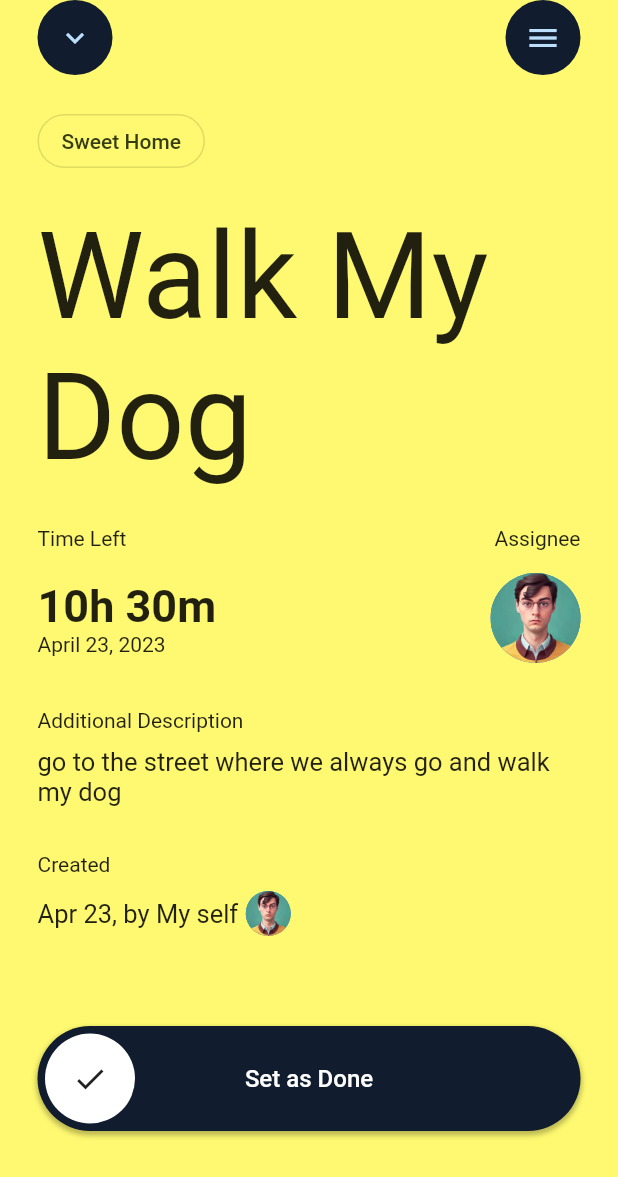
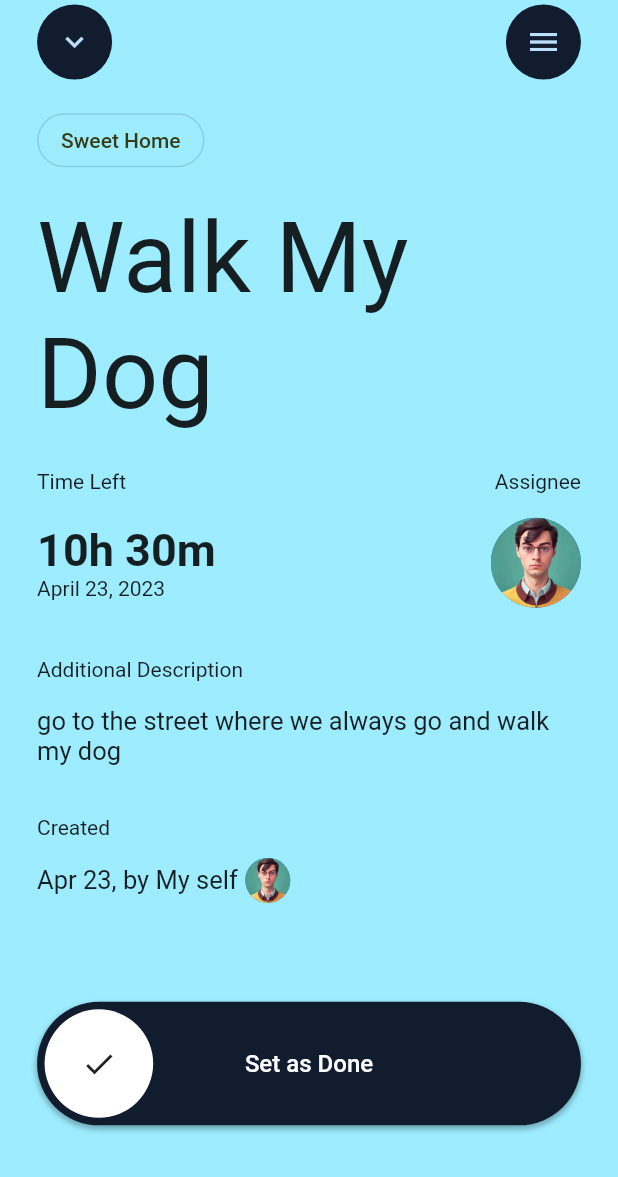
Before and after one commit to henycave/To-do, a Flutter app: the screen it shows after launch, after a tap on an icon or button, on a phone screen of 412 x 824 dp. Shown: the top 1177 px of the screen. Run offline on Flutter 3.47's test engine with Material 2 defaults, Android fonts, the phone set to English and light mode, and no system bars; drawn by our look-alikes of action_slider; our stand-ins replace contained_tab_bar_view, flutter_riverpod, google_fonts.

Commit message:
responsive

```diff
--- a/lib/task/Application/task_services.dart
+++ b/lib/task/Application/task_services.dart
@@ -8,30 +8,26 @@ final taskServiceProvider = ChangeNotifierProvider<TaskService>((ref) {
 });
 
 class TaskService extends ChangeNotifier {
-  TaskRepository _taskRepo = TaskRepository();
+  final TaskRepository _taskRepo = TaskRepository();
 
   List<Task> _tasks = [];
   int _colorIndex = 0;
+  bool _isLoading = false;
 
   int get colorIndex => _colorIndex;
-
   set setColorIndex(int index) {
     _colorIndex = index;
     notifyListeners();
   }
 
   List<Task> get tasks => _tasks;
-
   set setTasks(List<Task> tasks) {
     _tasks = tasks;
 
     notifyListeners();
   }
 
-  bool _isLoading = false;
-
   bool get isLoading => _isLoading;
-
   set setIsLoading(bool isLoading) {
     _isLoading = isLoading;
     notifyListeners();
@@ -42,7 +38,7 @@ class TaskService extends ChangeNotifier {
 
     final tasks = await _taskRepo.getTasks();
 
-    if (tasks != null) {
+    if (tasks.isNotEmpty) {
       setTasks = tasks;
     }
 
@@ -53,7 +49,7 @@ class TaskService extends ChangeNotifier {
   Future<void> addTask(Task task) async {
     setIsLoading = true;
 
-    await Future.delayed(Duration(seconds: 1));
+    await _taskRepo.addTask();
 
     /// send the new task to backend
 
@@ -70,7 +66,7 @@ class TaskService extends ChangeNotifier {
            isDone: true
        ) : t;
 
-       print(checkedTask.isDone.toString());
+       //print(checkedTask.isDone.toString());
 
        return checkedTask;
       }).toList();
--- a/lib/task/Data/task_repository.dart
+++ b/lib/task/Data/task_repository.dart
@@ -10,4 +10,8 @@ class TaskRepository{
     /// It could be API
    return dummyTasks;
   }
+
+  Future<void> addTask() async{
+    await Future.delayed(const Duration(seconds: 1));
+  }
 }
--- a/lib/task/Domain/task.dart
+++ b/lib/task/Domain/task.dart
@@ -1,5 +1,4 @@
 import 'package:flutter/material.dart';
-import 'package:flutter_riverpod/flutter_riverpod.dart';
 
 // final taskListProvider = StateProvider<List<Task>>((_){
 //   return [
--- a/lib/task/Presentation/add_task.dart
+++ b/lib/task/Presentation/add_task.dart
@@ -1,6 +1,5 @@
 import 'package:flutter/material.dart';
 import 'package:flutter_riverpod/flutter_riverpod.dart';
-import 'package:to_do_river/task/Application/task_services.dart';
 import 'package:to_do_river/task/Application/task_services.dart';
 import 'package:to_do_river/task/Domain/task.dart';
 
@@ -21,21 +20,7 @@ class _AddTaskState extends ConsumerState<AddTask> {
   String person = "";
   String title = "";
   String description = "";
-  late DateTime pickedDate;
 
-  selectDate(context) async {
-    DateTime? picked = await showDatePicker(
-      context: context,
-      initialDate: DateTime.now(), // Refer step 1
-      firstDate: DateTime.now(),
-      lastDate: DateTime(2025),
-    );
-    if (picked != null) {
-      setState(() {
-        pickedDate = picked;
-      });
-    }
-  }
 
   @override
   Widget build(BuildContext context) {
@@ -80,9 +65,9 @@ class _AddTaskState extends ConsumerState<AddTask> {
             Navigator.pop(context);
           },
           child:  ref.watch(taskServiceProvider).isLoading ?
-          CircularProgressIndicator.adaptive() :
+          const CircularProgressIndicator.adaptive() :
 
-           Text("Add Task"),
+           const Text("Add Task"),
         )
       ],
     );
--- a/lib/task/Presentation/home_page.dart
+++ b/lib/task/Presentation/home_page.dart
@@ -3,18 +3,20 @@ import 'package:contained_tab_bar_view/contained_tab_bar_view.dart';
 import 'package:flutter_riverpod/flutter_riverpod.dart';
 import 'package:google_fonts/google_fonts.dart';
 import 'package:to_do_river/task/Application/task_services.dart';
-import 'package:to_do_river/task/Application/task_services.dart';
 import 'package:to_do_river/task/Presentation/add_task.dart';
 import 'package:to_do_river/task/Presentation/components/task_card.dart';
 
 class HomePage extends ConsumerStatefulWidget {
+  const HomePage({Key? key}) : super(key: key);
+
   @override
   ConsumerState<ConsumerStatefulWidget> createState() => _HomePageState();
 }
 
-bool isTasksSelected = true;
+//bool isTasksSelected = true;
 
 class _HomePageState extends ConsumerState<HomePage> {
+
   @override
   void initState() {
 
@@ -28,12 +30,11 @@ class _HomePageState extends ConsumerState<HomePage> {
   Widget build(BuildContext context) {
     final tasks = ref.watch(taskServiceProvider).tasks;
     final isLoading = ref.watch(taskServiceProvider).isLoading;
-
     return Scaffold(
       floatingActionButton: FloatingActionButton(
         onPressed: () {
           showModalBottomSheet(
-              context: context, builder: (context) => AddTask());
+              context: context, builder: (context) => const AddTask());
         },
         child: const Icon(Icons.add),
       ),
@@ -42,7 +43,7 @@ class _HomePageState extends ConsumerState<HomePage> {
         color: const Color(0xff111C30),
         child: Padding(
           padding:
-              const EdgeInsets.only(top: 45.0).copyWith(left: 20, right: 20),
+              EdgeInsets.only(top:MediaQuery.of(context).size.height*0.05).copyWith(left: MediaQuery.of(context).size.height*0.02, right: MediaQuery.of(context).size.height*0.02),
           child: Column(
             crossAxisAlignment: CrossAxisAlignment.start,
             children: [
@@ -78,18 +79,18 @@ class _HomePageState extends ConsumerState<HomePage> {
                   )
                 ],
               ),
-              const SizedBox(
-                height: 40,
+              SizedBox(
+                height: MediaQuery.of(context).size.height*0.04,
               ),
-              const Text(
+               Text(
                 "Good\nMorning",
                 style: TextStyle(
-                  color: Color(0xff5E8BFF),
-                  fontSize: 60,
+                  color: const Color(0xff5E8BFF),
+                  fontSize: MediaQuery.of(context).size.height*0.08,
                 ),
               ),
-              const SizedBox(
-                height: 20,
+              SizedBox(
+                height: MediaQuery.of(context).size.height*0.02,
               ),
               Row(
                 mainAxisAlignment: MainAxisAlignment.spaceBetween,
@@ -123,9 +124,6 @@ class _HomePageState extends ConsumerState<HomePage> {
               Expanded(
                 child: Container(
                   padding: const EdgeInsets.only(top: 8.0),
-                  //color: Colors.blue,
-                  //width: 200,
-                  //height: 300,
                   child: ContainedTabBarView(
                     tabs: [
                       Text(
@@ -143,7 +141,7 @@ class _HomePageState extends ConsumerState<HomePage> {
                     ],
                     views: [
                       isLoading
-                          ? Center(child: CircularProgressIndicator.adaptive(backgroundColor: Colors.white,))
+                          ? const Center(child: CircularProgressIndicator.adaptive(backgroundColor: Colors.white,))
                           : Container(
                               padding: const EdgeInsets.only(top: 10),
                               child: Column(
@@ -213,22 +211,12 @@ class _HomePageState extends ConsumerState<HomePage> {
                                                 borderRadius:
                                                     BorderRadius.circular(50)),
                                           )
-                                          // MaterialButton(
-                                          //   color: const Color(0xff111C30),
-                                          //   shape: RoundedRectangleBorder(
-                                          //     borderRadius: BorderRadius.circular(20),
-                                          //   ),
-                                          //   onPressed: () {},
-                                          //   child: const Text("Done", style: TextStyle(color: Colors.white),),
-                                          // )
                                         ],
                                       ),
                                     ],
                                   ),
-                                  Expanded(child: Consumer(
-                                    builder: (BuildContext context,
-                                        WidgetRef ref, Widget? child) {
-                                      return ListView.builder(
+                                  Expanded(
+                                    child: ListView.builder(
                                       padding: const EdgeInsets.all(0)
                                           .copyWith(top: 5),
                                       itemCount: tasks.length,
@@ -237,9 +225,8 @@ class _HomePageState extends ConsumerState<HomePage> {
                                           task: tasks[index],
                                         );
                                       },
-                                      );
-                                    },
-                                  ))
+                                    ),
+                                  )
                                 ],
                               ),
                             ),
--- a/lib/task/Presentation/task_detail.dart
+++ b/lib/task/Presentation/task_detail.dart
@@ -2,7 +2,6 @@ import 'package:flutter/material.dart';
 import 'package:action_slider/action_slider.dart';
 import 'package:flutter_riverpod/flutter_riverpod.dart';
 import 'package:intl/intl.dart';
-import 'package:to_do_river/task/Application/task_services.dart';
 import 'package:to_do_river/task/Application/task_services.dart';
 import 'package:to_do_river/task/Domain/task.dart';
 
@@ -22,8 +21,8 @@ class _TaskDetailState extends ConsumerState<TaskDetail> {
 
     return Scaffold(
       body: Container(
-        padding: const EdgeInsets.symmetric(horizontal: 25),
-        color: const Color(0xffFEF970),
+        padding: EdgeInsets.symmetric(horizontal: MediaQuery.of(context).size.height*0.03).copyWith(top: 3),
+        color: task.color,
         child: SafeArea(
           child: Column(
             crossAxisAlignment: CrossAxisAlignment.start,
@@ -43,8 +42,8 @@ class _TaskDetailState extends ConsumerState<TaskDetail> {
                   )
                 ],
               ),
-              const SizedBox(
-                height: 20,
+              SizedBox(
+                height: MediaQuery.of(context).size.height*0.02,
               ),
               OutlinedButton(
                 onPressed: null,
@@ -59,18 +58,18 @@ class _TaskDetailState extends ConsumerState<TaskDetail> {
                   style: TextStyle(color: Color(0xff343C13)),
                 ),
               ),
-              const SizedBox(
-                height: 20,
+              SizedBox(
+                height: MediaQuery.of(context).size.height*0.02,
               ),
               Text(
                 task.title,
                 style: TextStyle(
-                    fontSize: 80,
+                    fontSize: MediaQuery.of(context).size.height*0.08,
                     decoration:
                         task.isDone ? TextDecoration.lineThrough : null),
               ),
-              const SizedBox(
-                height: 25,
+              SizedBox(
+                height: MediaQuery.of(context).size.height*0.03,
               ),
               Row(
                 mainAxisAlignment: MainAxisAlignment.spaceBetween,
@@ -79,8 +78,8 @@ class _TaskDetailState extends ConsumerState<TaskDetail> {
                   Text("Assignee"),
                 ],
               ),
-              const SizedBox(
-                height: 15,
+              SizedBox(
+                height: MediaQuery.of(context).size.height*0.02,
               ),
               Row(
                 mainAxisAlignment: MainAxisAlignment.spaceBetween,
@@ -102,24 +101,24 @@ class _TaskDetailState extends ConsumerState<TaskDetail> {
                   ),
                 ],
               ),
-              const SizedBox(
-                height: 30,
+             SizedBox(
+                height: MediaQuery.of(context).size.height*0.04,
               ),
               const Text("Additional Description"),
-              const SizedBox(
-                height: 10,
+             SizedBox(
+                height: MediaQuery.of(context).size.height*0.02,
               ),
               Text(
                 task.description,
                 style:
                     const TextStyle(fontSize: 17, fontWeight: FontWeight.w400),
               ),
-              const SizedBox(
-                height: 30,
+              SizedBox(
+                height: MediaQuery.of(context).size.height*0.04,
               ),
               const Text("Created"),
-              const SizedBox(
-                height: 10,
+              SizedBox(
+                height: MediaQuery.of(context).size.height*0.015,
               ),
               Row(
                 children: [
@@ -137,15 +136,15 @@ class _TaskDetailState extends ConsumerState<TaskDetail> {
                   ),
                 ],
               ),
-              const SizedBox(
-                height: 60,
+              SizedBox(
+                height: MediaQuery.of(context).size.height*0.08,
               ),
               task.isDone
                   ? Container()
                   : Align(
                       alignment: Alignment.center,
                       child: ActionSlider.standard(
-                          height: 70,
+                          height: MediaQuery.of(context).size.height*0.1,
                           toggleColor: Colors.white,
                           icon: const Icon(Icons.check),
                           child: const Text(
@@ -161,7 +160,7 @@ class _TaskDetailState extends ConsumerState<TaskDetail> {
                             //    List<Task> tasks = ref.read(taskListProvider);
                             //  tasks[widget.taskIndex].isDone = true;
 
-                            ref.read(taskServiceProvider).updateTask(task);
+                            ref.read(taskServiceProvider.notifier).updateTask(task);
                             await Future.delayed(const Duration(seconds: 2));
                             controller.success();
                             await Future.delayed(const Duration(seconds: 1));
```
Lines whose indentation alone changed are shown as unchanged.
